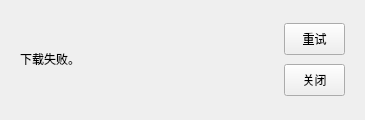
Old version of the form QtUI/Downloads/newDownloadProgressWidget.ui in the repository MCSLTeam/MCSL2.
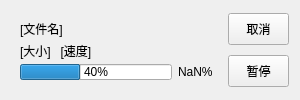
New version of the form. The open tabs and pages were chosen to show the change. Custom widgets are drawn as their Qt base class.

Commit message: A | 新的下载界面

```diff
--- a/QtUI/Downloads/newDownloadProgressWidget.ui
+++ b/QtUI/Downloads/newDownloadProgressWidget.ui
@@ -1,30 +1,30 @@
 <?xml version="1.0" encoding="UTF-8"?>
 <ui version="4.0">
- <class>downloadProgressWidget</class>
- <widget class="QWidget" name="downloadProgressWidget">
+ <class>downloadingProgressWidget</class>
+ <widget class="SimpleCardWidget" name="downloadingProgressWidget">
   <property name="geometry">
    <rect>
     <x>0</x>
     <y>0</y>
-    <width>365</width>
-    <height>120</height>
+    <width>300</width>
+    <height>100</height>
    </rect>
   </property>
   <property name="sizePolicy">
-   <sizepolicy hsizetype="Preferred" vsizetype="Fixed">
+   <sizepolicy hsizetype="Fixed" vsizetype="Fixed">
     <horstretch>0</horstretch>
     <verstretch>0</verstretch>
    </sizepolicy>
   </property>
   <property name="minimumSize">
    <size>
-    <width>365</width>
-    <height>120</height>
+    <width>300</width>
+    <height>100</height>
    </size>
   </property>
   <property name="maximumSize">
    <size>
-    <width>16777215</width>
+    <width>300</width>
     <height>120</height>
    </size>
   </property>
@@ -32,19 +32,6 @@
    <string/>
   </property>
   <layout class="QGridLayout" name="gridLayout_2">
-   <item row="0" column="1">
-    <widget class="QStackedWidget" name="stackedWidget">
-     <property name="sizePolicy">
-      <sizepolicy hsizetype="Expanding" vsizetype="Expanding">
-       <horstretch>0</horstretch>
-       <verstretch>0</verstretch>
-      </sizepolicy>
-     </property>
-     <property name="currentIndex">
-      <number>0</number>
-     </property>
-     <widget class="QWidget" name="downloadInfoPage">
-      <layout class="QGridLayout" name="gridLayout_3">
        <item row="0" column="0" rowspan="2">
         <widget class="QWidget" name="infoWidget" native="true">
          <property name="sizePolicy">
@@ -57,11 +44,23 @@
           <item row="0" column="0" colspan="2">
            <widget class="BodyLabel" name="fileNameLabel">
             <property name="sizePolicy">
-             <sizepolicy hsizetype="Preferred" vsizetype="Fixed">
+         <sizepolicy hsizetype="Fixed" vsizetype="Fixed">
               <horstretch>0</horstretch>
               <verstretch>0</verstretch>
              </sizepolicy>
             </property>
+        <property name="minimumSize">
+         <size>
+          <width>196</width>
+          <height>18</height>
+         </size>
+        </property>
+        <property name="maximumSize">
+         <size>
+          <width>196</width>
+          <height>18</height>
+         </size>
+        </property>
             <property name="text">
              <string>[文件名]</string>
             </property>
@@ -86,6 +85,24 @@
           </item>
           <item row="1" column="0" colspan="2">
            <widget class="BodyLabel" name="downloadExtraInfoLabel">
+        <property name="sizePolicy">
+         <sizepolicy hsizetype="Expanding" vsizetype="Expanding">
+          <horstretch>0</horstretch>
+          <verstretch>0</verstretch>
+         </sizepolicy>
+        </property>
+        <property name="minimumSize">
+         <size>
+          <width>196</width>
+          <height>18</height>
+         </size>
+        </property>
+        <property name="maximumSize">
+         <size>
+          <width>196</width>
+          <height>18</height>
+         </size>
+        </property>
             <property name="text">
              <string>[大小]   [速度]</string>
             </property>
@@ -146,145 +163,6 @@
        </item>
       </layout>
      </widget>
-     <widget class="QWidget" name="downloadFinishPage">
-      <layout class="QHBoxLayout" name="horizontalLayout">
-       <item>
-        <widget class="SubtitleLabel" name="downloadFinishLabel">
-         <property name="sizePolicy">
-          <sizepolicy hsizetype="Fixed" vsizetype="Fixed">
-           <horstretch>0</horstretch>
-           <verstretch>0</verstretch>
-          </sizepolicy>
-         </property>
-         <property name="text">
-          <string>下载完毕。</string>
-         </property>
-        </widget>
-       </item>
-       <item>
-        <spacer name="Spacer1">
-         <property name="orientation">
-          <enum>Qt::Horizontal</enum>
-         </property>
-         <property name="sizeHint" stdset="0">
-          <size>
-           <width>40</width>
-           <height>20</height>
-          </size>
-         </property>
-        </spacer>
-       </item>
-       <item>
-        <widget class="PrimaryPushButton" name="downloadFinishCloseBtn">
-         <property name="sizePolicy">
-          <sizepolicy hsizetype="Minimum" vsizetype="Fixed">
-           <horstretch>0</horstretch>
-           <verstretch>0</verstretch>
-          </sizepolicy>
-         </property>
-         <property name="minimumSize">
-          <size>
-           <width>85</width>
-           <height>32</height>
-          </size>
-         </property>
-         <property name="maximumSize">
-          <size>
-           <width>85</width>
-           <height>32</height>
-          </size>
-         </property>
-         <property name="text">
-          <string>关闭( 3s )</string>
-         </property>
-        </widget>
-       </item>
-      </layout>
-     </widget>
-     <widget class="QWidget" name="downloadFailedPage">
-      <layout class="QGridLayout" name="gridLayout_4">
-       <item row="1" column="2">
-        <widget class="PrimaryPushButton" name="downloadFailedCloseBtn">
-         <property name="sizePolicy">
-          <sizepolicy hsizetype="Minimum" vsizetype="Fixed">
-           <horstretch>0</horstretch>
-           <verstretch>0</verstretch>
-          </sizepolicy>
-         </property>
-         <property name="minimumSize">
-          <size>
-           <width>61</width>
-           <height>32</height>
-          </size>
-         </property>
-         <property name="maximumSize">
-          <size>
-           <width>61</width>
-           <height>32</height>
-          </size>
-         </property>
-         <property name="text">
-          <string>关闭</string>
-         </property>
-        </widget>
-       </item>
-       <item row="0" column="2">
-        <widget class="PushButton" name="downloadFailedRetryBtn">
-         <property name="sizePolicy">
-          <sizepolicy hsizetype="Fixed" vsizetype="Fixed">
-           <horstretch>0</horstretch>
-           <verstretch>0</verstretch>
-          </sizepolicy>
-         </property>
-         <property name="minimumSize">
-          <size>
-           <width>61</width>
-           <height>32</height>
-          </size>
-         </property>
-         <property name="maximumSize">
-          <size>
-           <width>61</width>
-           <height>32</height>
-          </size>
-         </property>
-         <property name="text">
-          <string>重试</string>
-         </property>
-        </widget>
-       </item>
-       <item row="0" column="1" rowspan="2">
-        <spacer name="Spacer2">
-         <property name="orientation">
-          <enum>Qt::Horizontal</enum>
-         </property>
-         <property name="sizeHint" stdset="0">
-          <size>
-           <width>124</width>
-           <height>20</height>
-          </size>
-         </property>
-        </spacer>
-       </item>
-       <item row="0" column="0" rowspan="2">
-        <widget class="SubtitleLabel" name="downloadFailedLabel">
-         <property name="sizePolicy">
-          <sizepolicy hsizetype="Fixed" vsizetype="Fixed">
-           <horstretch>0</horstretch>
-           <verstretch>0</verstretch>
-          </sizepolicy>
-         </property>
-         <property name="text">
-          <string>下载失败。</string>
-         </property>
-        </widget>
-       </item>
-      </layout>
-     </widget>
-    </widget>
-   </item>
-  </layout>
- </widget>
  <customwidgets>
   <customwidget>
    <class>PushButton</class>
@@ -292,9 +170,16 @@
    <header>qfluentwidgets</header>
   </customwidget>
   <customwidget>
-   <class>PrimaryPushButton</class>
-   <extends>PushButton</extends>
+   <class>CardWidget</class>
+   <extends>QFrame</extends>
    <header>qfluentwidgets</header>
+   <container>1</container>
+  </customwidget>
+  <customwidget>
+   <class>SimpleCardWidget</class>
+   <extends>CardWidget</extends>
+   <header>qfluentwidgets</header>
+   <container>1</container>
   </customwidget>
   <customwidget>
    <class>CaptionLabel</class>
@@ -306,11 +191,6 @@
    <extends>QLabel</extends>
    <header>qfluentwidgets</header>
   </customwidget>
-  <customwidget>
-   <class>SubtitleLabel</class>
-   <extends>QLabel</extends>
-   <header>qfluentwidgets</header>
-  </customwidget>
   <customwidget>
    <class>ProgressBar</class>
    <extends>QProgressBar</extends>
```
Lines whose indentation alone changed are shown as unchanged. The commit also changes 6 other files.
